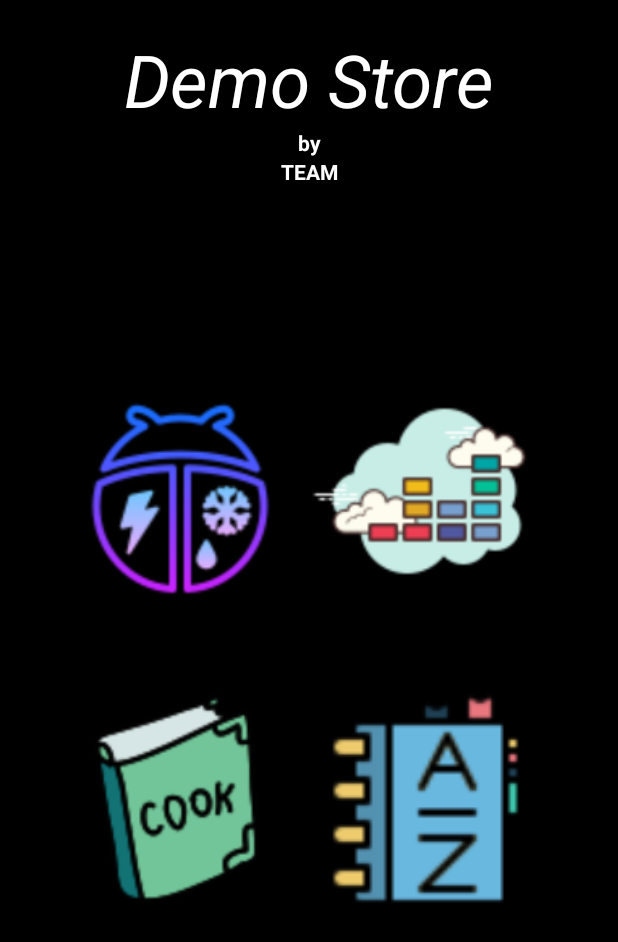
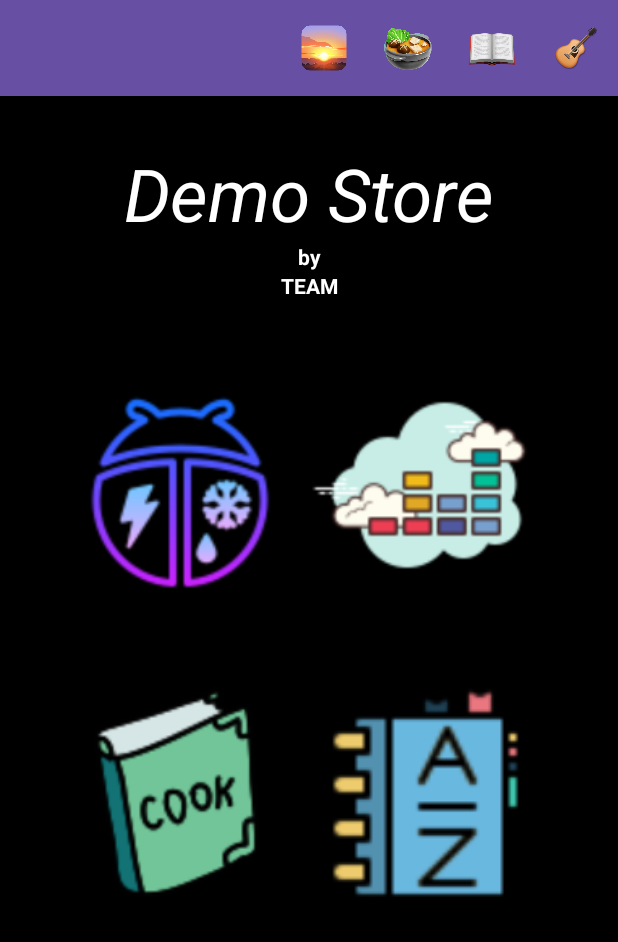
Before and after one commit to shiv0shakti/DemoStore, an Android app: the screen it shows after launch (MainActivity), on a phone screen of 412 x 824 dp. Shown: the top 942 px of the screen. Run offline under Robolectric (Android 15) with nearby library versions, the phone set to English and light mode, and no system bars.

Commit message:
Added toolbar with icons in MainActivity. Finished javadoc.

```diff
--- a/app/src/main/java/algonquin/cst2335/demostore/data/SunsetViewModel.java
+++ b/app/src/main/java/algonquin/cst2335/demostore/data/SunsetViewModel.java
@@ -6,11 +6,15 @@ import androidx.lifecycle.ViewModel;
 import java.util.ArrayList;
 
 /**
- *
+ * ViewModel to store SunsetData objects and pass them between different activities/fragments
  *
  * @author Roy S
+ * @version 1.0
  */
 public class SunsetViewModel extends ViewModel {
+    /** List of stored SunsetData objects */
     public MutableLiveData<ArrayList<SunsetData>> dataList = new MutableLiveData<>();
+
+    /** Selected SunsetData object */
     public MutableLiveData<SunsetData> selectedSunsetData = new MutableLiveData<>();
 }
--- a/app/src/main/java/algonquin/cst2335/demostore/ui/MainActivity.java
+++ b/app/src/main/java/algonquin/cst2335/demostore/ui/MainActivity.java
@@ -1,25 +1,43 @@
 package algonquin.cst2335.demostore.ui;
 
+import androidx.annotation.NonNull;
 import androidx.appcompat.app.AppCompatActivity;
+import androidx.appcompat.widget.Toolbar;
 
 import android.content.Intent;
 import android.os.Bundle;
+import android.view.Menu;
+import android.view.MenuItem;
 import android.view.View;
-import android.widget.Button;
 import android.widget.ImageButton;
 
 import algonquin.cst2335.demostore.R;
 
+/**
+ * Creates the toolbar with icons and the Image buttons for opening the intent for each members application.
+ *
+ * @author Rishabh Puri and Roy Sullivan
+ * @version 1.0
+ */
 public class MainActivity extends AppCompatActivity {
     private ImageButton Dictionary;
     private ImageButton Deezer;
     private ImageButton Recipe;
     private ImageButton Sun;
 
+    /**
+     * Creates and handles clicks for the Image buttons that open each members application
+     *
+     * @param savedInstanceState The applications saved state
+     */
     @Override
     protected void onCreate(Bundle savedInstanceState) {
         super.onCreate(savedInstanceState);
         setContentView(R.layout.activity_main);
+
+        Toolbar toolbar = findViewById(R.id.main_toolbar);
+        setSupportActionBar(toolbar);
+        getSupportActionBar().setDisplayShowTitleEnabled(false);
 
         Dictionary = findViewById(R.id.Dictionary);
         Deezer = findViewById(R.id.Deezer);
@@ -55,4 +73,45 @@ public class MainActivity extends AppCompatActivity {
             }
         });
     }
+
+    /**
+     * Inflate the options menu
+     *
+     * @param menu The menu to inflate
+     * @return If the inflation was successful
+     */
+    @Override
+    public boolean onCreateOptionsMenu(Menu menu) {
+        super.onCreateOptionsMenu(menu);
+        getMenuInflater().inflate(R.menu.main_menu, menu);
+
+        return true;
+    }
+
+    /**
+     * Handle clicks on menu items and open the activity for each members application
+     *
+     * @param item The selected menu item
+     * @return True if successful
+     */
+    @Override
+    public boolean onOptionsItemSelected(@NonNull MenuItem item) {
+        int choice = item.getItemId();
+
+        if (choice == R.id.app_sunset_menu_item) {
+            Intent sunset = new Intent(MainActivity.this, SunActivity.class);
+            startActivity(sunset);
+        } else if (choice == R.id.app_recipe_menu_item) {
+            Intent intent = new Intent(MainActivity.this, RecipeActivity.class);
+            startActivity(intent);
+        }  else if (choice == R.id.app_dictionary_menu_item) {
+            Intent intent = new Intent(MainActivity.this, DictionaryApi.class);
+            startActivity(intent);
+        }  else if (choice == R.id.app_deezer_menu_item) {
+            Intent intent = new Intent(MainActivity.this, DeezerActivity.class);
+            startActivity(intent);
+        }
+
+        return true;
+    }
 }
--- a/app/src/main/java/algonquin/cst2335/demostore/ui/SunActivity.java
+++ b/app/src/main/java/algonquin/cst2335/demostore/ui/SunActivity.java
@@ -409,7 +409,7 @@ public class SunActivity extends AppCompatActivity {
                         Snackbar.make(
                             findViewById(R.id.fragmentLocation),
                             undoText + undoTextPos,
-                            Snackbar.LENGTH_LONG)
+                            Snackbar.LENGTH_SHORT)
                         .setAction(R.string.sunset_undo, clk -> {
                             // re-insert the data if the user presses undo
                             Executors.newSingleThreadExecutor().execute(() -> {
--- a/app/src/main/res/layout/activity_main.xml
+++ b/app/src/main/res/layout/activity_main.xml
@@ -12,15 +12,14 @@
         android:id="@+id/title"
         android:layout_width="wrap_content"
         android:layout_height="wrap_content"
-        android:layout_marginTop="20dp"
+        android:layout_marginTop="32dp"
         android:text="Demo Store"
         android:textColor="@color/white"
         android:textSize="22pt"
         android:textStyle="italic"
-        app:layout_constraintBottom_toTopOf="@+id/by"
         app:layout_constraintEnd_toEndOf="parent"
         app:layout_constraintStart_toStartOf="parent"
-        app:layout_constraintTop_toTopOf="parent" />
+        app:layout_constraintTop_toBottomOf="@+id/main_toolbar" />
 
     <TextView
         android:id="@+id/by"
@@ -50,7 +49,7 @@
         android:layout_width="0dp"
         android:layout_height="wrap_content"
         android:layout_marginStart="40dp"
-        android:layout_marginTop="112dp"
+        android:layout_marginTop="32dp"
         android:orientation="vertical"
         app:layout_constraintEnd_toStartOf="@+id/imageButtonsContainer1"
         app:layout_constraintHorizontal_bias="0.5"
@@ -62,13 +61,12 @@
             android:layout_width="155dp"
             android:layout_height="192dp"
             android:layout_marginEnd="8dp"
+            android:background="@color/black"
+            android:scaleType="fitCenter"
             android:src="@drawable/weather"
-            android:scaleType="fitCenter"
             app:layout_constraintBottom_toTopOf="@+id/buttonSeparator"
             app:layout_constraintStart_toStartOf="parent"
-            app:layout_constraintTop_toTopOf="parent"
-            android:background="@color/black"
-            />
+            app:layout_constraintTop_toTopOf="parent" />
 
         <View
             android:id="@+id/buttonSeparator"
@@ -94,7 +92,7 @@
         android:id="@+id/imageButtonsContainer1"
         android:layout_width="0dp"
         android:layout_height="wrap_content"
-        android:layout_marginTop="112dp"
+        android:layout_marginTop="32dp"
         android:layout_marginEnd="40dp"
         android:orientation="vertical"
         app:layout_constraintEnd_toEndOf="parent"
@@ -107,10 +105,10 @@
             android:layout_width="155dp"
             android:layout_height="192dp"
             android:layout_marginEnd="8dp"
+            android:background="@color/black"
+            android:padding="1dp"
+            android:scaleType="fitCenter"
             android:src="@drawable/deezer"
-            android:scaleType="fitCenter"
-            android:padding="1dp"
-            android:background="@color/black"
             app:layout_constraintBottom_toTopOf="@+id/buttonSeparator1"
             app:layout_constraintStart_toStartOf="parent"
             app:layout_constraintTop_toTopOf="parent" />
@@ -125,13 +123,24 @@
         <ImageButton
             android:id="@+id/Dictionary"
             android:layout_width="155dp"
-            android:scaleType="fitCenter"
             android:layout_height="192dp"
             android:layout_marginEnd="8dp"
             android:background="@color/black"
+            android:scaleType="fitCenter"
             android:src="@drawable/dictionary"
             app:layout_constraintBottom_toBottomOf="parent"
             app:layout_constraintStart_toStartOf="parent"
             app:layout_constraintTop_toBottomOf="@+id/buttonSeparator1" />
     </LinearLayout>
+
+    <androidx.appcompat.widget.Toolbar
+        android:id="@+id/main_toolbar"
+        android:layout_width="0dp"
+        android:layout_height="wrap_content"
+        android:background="?attr/colorPrimary"
+        android:minHeight="?attr/actionBarSize"
+        android:theme="?attr/actionBarTheme"
+        app:layout_constraintEnd_toEndOf="parent"
+        app:layout_constraintStart_toStartOf="parent"
+        app:layout_constraintTop_toTopOf="parent" />
 </androidx.constraintlayout.widget.ConstraintLayout>
--- a/app/src/main/res/layout/activity_sun.xml
+++ b/app/src/main/res/layout/activity_sun.xml
@@ -19,7 +19,7 @@
 
             <androidx.appcompat.widget.Toolbar
                 android:id="@+id/sunset_main_toolbar"
-                android:layout_width="409dp"
+                android:layout_width="0dp"
                 android:layout_height="wrap_content"
                 android:background="?attr/colorPrimary"
                 android:minHeight="?attr/actionBarSize"
--- /dev/null
+++ b/app/src/main/res/menu/main_menu.xml
@@ -0,0 +1,29 @@
+<?xml version="1.0" encoding="utf-8"?>
+<menu xmlns:app="http://schemas.android.com/apk/res-auto"
+    xmlns:android="http://schemas.android.com/apk/res/android">
+
+    <item
+        android:id="@+id/app_sunset_menu_item"
+        android:title="@string/app_sunset_name"
+        app:showAsAction="always"
+        android:icon="@drawable/ic_app_sunset"
+    />
+    <item
+        android:id="@+id/app_recipe_menu_item"
+        android:title="@string/app_recipe_name"
+        app:showAsAction="always"
+        android:icon="@drawable/ic_app_recipe"
+    />
+    <item
+        android:id="@+id/app_dictionary_menu_item"
+        android:title="@string/app_dictionary_name"
+        app:showAsAction="always"
+        android:icon="@drawable/ic_app_dictionary"
+    />
+    <item
+        android:id="@+id/app_deezer_menu_item"
+        android:title="@string/app_deezer_name"
+        app:showAsAction="always"
+        android:icon="@drawable/ic_app_deezer"
+    />
+</menu>
--- a/app/src/main/res/values/colors.xml
+++ b/app/src/main/res/values/colors.xml
@@ -3,4 +3,5 @@
     <color name="black">#FF000000</color>
     <color name="white">#FFFFFFFF</color>
     <color name="sunset_highlight">#FFD0B3</color>
+    <color name="sunset_dark_btn">#222222</color>
 </resources>
--- a/app/src/main/res/values/strings.xml
+++ b/app/src/main/res/values/strings.xml
@@ -1,4 +1,7 @@
 <resources>
     <string name="app_name">DemoStore</string>
-    <string name="sunset_search_activity">Search</string>
+    <string name="app_sunset_name" translatable="false">Sunset &amp; Sunrise Lookup</string>
+    <string name="app_recipe_name" translatable="false">Recipe Search</string>
+    <string name="app_deezer_name" translatable="false">Dictionary API</string>
+    <string name="app_dictionary_name" translatable="false">Deezer Song Search</string>
 </resources>
--- a/app/src/main/res/values/strings_sunset.xml
+++ b/app/src/main/res/values/strings_sunset.xml
@@ -13,6 +13,7 @@
     <string name="sunset_fav_title">Favourite</string>
     <string name="sunset_nothing">Nothing to save</string>
     <string name="sunset_nothing_to_del">Nothing to delete</string>
+    <string name="sunset_search_activity">Search</string>
 
     <string name="sunsnet_close_details">Close</string>
     <string name="sunset_details_api_title">API Response</string>
```
Also changed, not shown: app/src/main/java/algonquin/cst2335/demostore/data/SunsetApiData.java (+128 -1 lines), app/src/main/java/algonquin/cst2335/demostore/data/SunsetData.java (+48 -1 lines), app/src/main/java/algonquin/cst2335/demostore/data/SunsetDataDao.java (+20 -2 lines), app/src/main/java/algonquin/cst2335/demostore/data/SunsetDatabase.java (+7 -1 lines), app/src/main/java/algonquin/cst2335/demostore/ui/SunDetailsFragment.java (+47 -0 lines), app/src/main/res/layout/sunset_details.xml (+10 -0 lines), app/src/main/res/drawable/ic_app_deezer.png (added), app/src/main/res/drawable/ic_app_dictionary.png (added), app/src/main/res/drawable/ic_app_recipe.png (added), app/src/main/res/drawable/ic_app_sunset.png (added).
